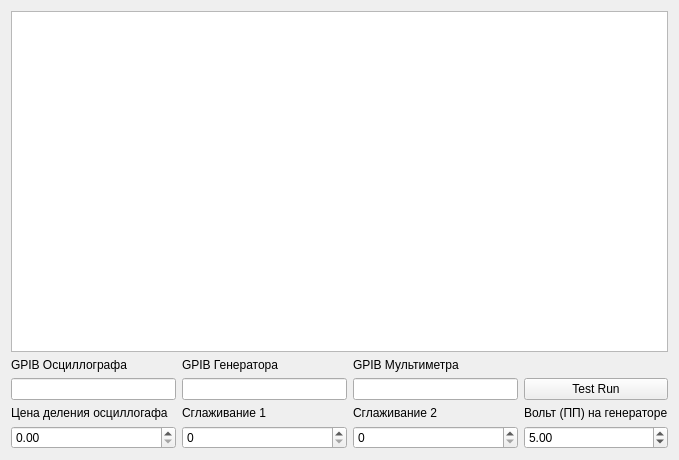
The window that asec_upr/asec_upr.ui (lierdakil/masec) describes before a commit, drawn with Qt 5.
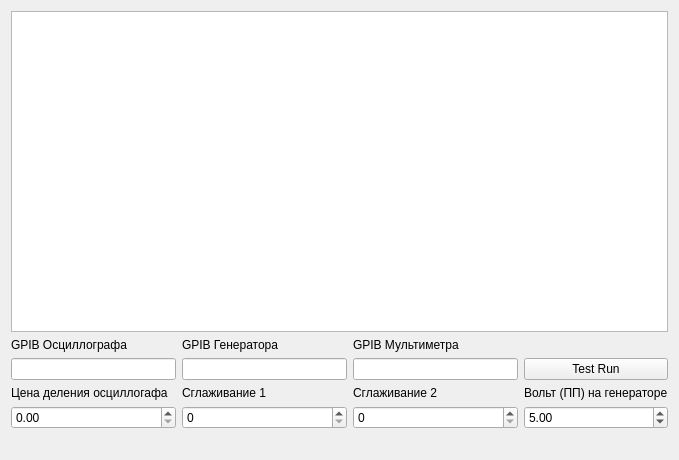
The same window after the commit.

Commit message: too manuy to note. main changes are: added label to show results and now it sweeps in both directions (and saves both curves if saves anything at all)

Patch:
```diff
--- a/asec_upr/asec_upr.ui
+++ b/asec_upr/asec_upr.ui
@@ -114,6 +114,13 @@
      </item>
     </layout>
    </item>
+   <item>
+    <widget class="QLabel" name="lbStatus">
+     <property name="text">
+      <string/>
+     </property>
+    </widget>
+   </item>
   </layout>
  </widget>
  <layoutdefault spacing="6" margin="11"/>
```
The commit also changes 7 other files.
